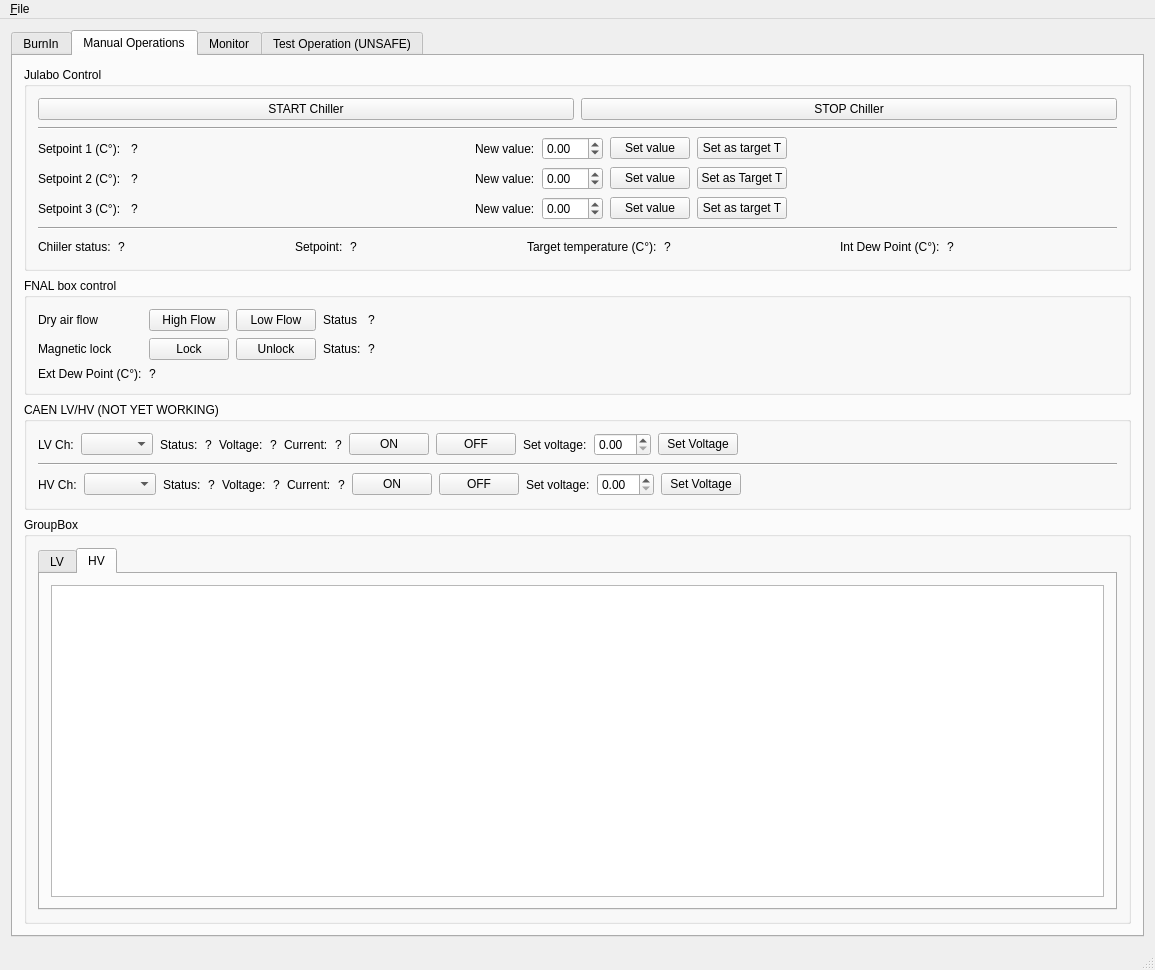
Above: GUI.ui from pisaoutertracker/BurnIn_Controller before the change. Below: the same form after it.
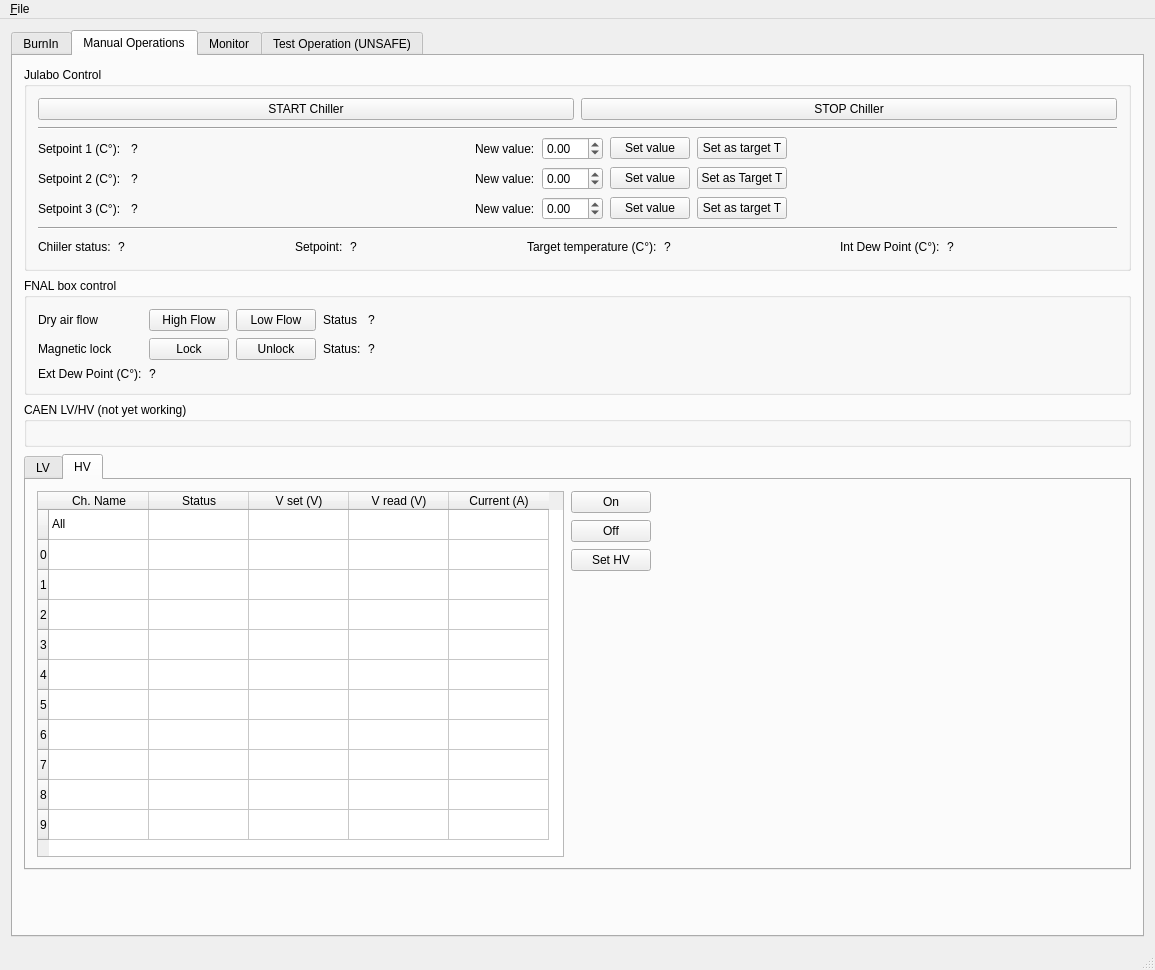
That is the form after the change. The open tabs and pages were chosen to show the change. Icons and pictures are not drawn.

The edit to the form file:
```diff
--- a/GUI.ui
+++ b/GUI.ui
@@ -38,7 +38,7 @@
        </font>
       </property>
       <property name="currentIndex">
-       <number>1</number>
+       <number>2</number>
       </property>
       <widget class="QWidget" name="BurnIn_tab">
        <attribute name="title">
@@ -54,16 +54,16 @@
            <string>&lt;!DOCTYPE HTML PUBLIC &quot;-//W3C//DTD HTML 4.0//EN&quot; &quot;http://www.w3.org/TR/REC-html40/strict.dtd&quot;&gt;
 &lt;html&gt;&lt;head&gt;&lt;meta name=&quot;qrichtext&quot; content=&quot;1&quot; /&gt;&lt;style type=&quot;text/css&quot;&gt;
 p, li { white-space: pre-wrap; }
-&lt;/style&gt;&lt;/head&gt;&lt;body style=&quot; font-family:'MS Shell Dlg 2'; font-size:9pt; font-weight:400; font-style:normal;&quot;&gt;
-&lt;p style=&quot; margin-top:0px; margin-bottom:0px; margin-left:0px; margin-right:0px; -qt-block-indent:0; text-indent:0px;&quot;&gt;&lt;span style=&quot; font-size:18pt;&quot;&gt;BurnIn controller under development....&lt;/span&gt;&lt;/p&gt;
-&lt;p style=&quot;-qt-paragraph-type:empty; margin-top:0px; margin-bottom:0px; margin-left:0px; margin-right:0px; -qt-block-indent:0; text-indent:0px; font-size:18pt;&quot;&gt;&lt;br /&gt;&lt;/p&gt;
-&lt;p style=&quot; margin-top:0px; margin-bottom:0px; margin-left:0px; margin-right:0px; -qt-block-indent:0; text-indent:0px;&quot;&gt;&lt;span style=&quot; font-size:18pt;&quot;&gt;Some test cmd can be sent trough the &amp;quot;test operation&amp;quot; tab. At present only test cmd to JULABO and FNALBox are active. BE AWARE that it should be done only if you know what you are doing...&lt;/span&gt;&lt;/p&gt;
-&lt;p style=&quot;-qt-paragraph-type:empty; margin-top:0px; margin-bottom:0px; margin-left:0px; margin-right:0px; -qt-block-indent:0; text-indent:0px; font-size:18pt;&quot;&gt;&lt;br /&gt;&lt;/p&gt;
-&lt;p style=&quot; margin-top:0px; margin-bottom:0px; margin-left:0px; margin-right:0px; -qt-block-indent:0; text-indent:0px;&quot;&gt;&lt;span style=&quot; font-size:18pt;&quot;&gt;&amp;quot;Manual Operations&amp;quot; tab implements safe(?) manual operations&lt;/span&gt;&lt;/p&gt;
-&lt;p style=&quot;-qt-paragraph-type:empty; margin-top:0px; margin-bottom:0px; margin-left:0px; margin-right:0px; -qt-block-indent:0; text-indent:0px; font-size:18pt;&quot;&gt;&lt;br /&gt;&lt;/p&gt;
-&lt;p style=&quot; margin-top:0px; margin-bottom:0px; margin-left:0px; margin-right:0px; -qt-block-indent:0; text-indent:0px;&quot;&gt;&lt;span style=&quot; font-size:18pt;&quot;&gt;In the &amp;quot;monitor tab&amp;quot; all information retrieved by the controller can be seen. Monitored modules can be disabled in the config YAML file.&lt;/span&gt;&lt;/p&gt;
-&lt;p style=&quot;-qt-paragraph-type:empty; margin-top:0px; margin-bottom:0px; margin-left:0px; margin-right:0px; -qt-block-indent:0; text-indent:0px;&quot;&gt;&lt;br /&gt;&lt;/p&gt;
-&lt;p style=&quot;-qt-paragraph-type:empty; margin-top:0px; margin-bottom:0px; margin-left:0px; margin-right:0px; -qt-block-indent:0; text-indent:0px;&quot;&gt;&lt;br /&gt;&lt;/p&gt;&lt;/body&gt;&lt;/html&gt;</string>
+&lt;/style&gt;&lt;/head&gt;&lt;body style=&quot; font-family:'Ubuntu'; font-size:9pt; font-weight:400; font-style:normal;&quot;&gt;
+&lt;p style=&quot; margin-top:0px; margin-bottom:0px; margin-left:0px; margin-right:0px; -qt-block-indent:0; text-indent:0px;&quot;&gt;&lt;span style=&quot; font-family:'MS Shell Dlg 2'; font-size:18pt;&quot;&gt;BurnIn controller under development....&lt;/span&gt;&lt;/p&gt;
+&lt;p style=&quot;-qt-paragraph-type:empty; margin-top:0px; margin-bottom:0px; margin-left:0px; margin-right:0px; -qt-block-indent:0; text-indent:0px; font-family:'MS Shell Dlg 2'; font-size:18pt;&quot;&gt;&lt;br /&gt;&lt;/p&gt;
+&lt;p style=&quot; margin-top:0px; margin-bottom:0px; margin-left:0px; margin-right:0px; -qt-block-indent:0; text-indent:0px;&quot;&gt;&lt;span style=&quot; font-family:'MS Shell Dlg 2'; font-size:18pt;&quot;&gt;Some test cmd can be sent trough the &amp;quot;test operation&amp;quot; tab. At present only test cmd to JULABO and FNALBox are active. BE AWARE that it should be done only if you know what you are doing...&lt;/span&gt;&lt;/p&gt;
+&lt;p style=&quot;-qt-paragraph-type:empty; margin-top:0px; margin-bottom:0px; margin-left:0px; margin-right:0px; -qt-block-indent:0; text-indent:0px; font-family:'MS Shell Dlg 2'; font-size:18pt;&quot;&gt;&lt;br /&gt;&lt;/p&gt;
+&lt;p style=&quot; margin-top:0px; margin-bottom:0px; margin-left:0px; margin-right:0px; -qt-block-indent:0; text-indent:0px;&quot;&gt;&lt;span style=&quot; font-family:'MS Shell Dlg 2'; font-size:18pt;&quot;&gt;&amp;quot;Manual Operations&amp;quot; tab implements safe(?) manual operations&lt;/span&gt;&lt;/p&gt;
+&lt;p style=&quot;-qt-paragraph-type:empty; margin-top:0px; margin-bottom:0px; margin-left:0px; margin-right:0px; -qt-block-indent:0; text-indent:0px; font-family:'MS Shell Dlg 2'; font-size:18pt;&quot;&gt;&lt;br /&gt;&lt;/p&gt;
+&lt;p style=&quot; margin-top:0px; margin-bottom:0px; margin-left:0px; margin-right:0px; -qt-block-indent:0; text-indent:0px;&quot;&gt;&lt;span style=&quot; font-family:'MS Shell Dlg 2'; font-size:18pt;&quot;&gt;In the &amp;quot;monitor tab&amp;quot; all information retrieved by the controller can be seen. Monitored modules can be disabled in the config YAML file.&lt;/span&gt;&lt;/p&gt;
+&lt;p style=&quot;-qt-paragraph-type:empty; margin-top:0px; margin-bottom:0px; margin-left:0px; margin-right:0px; -qt-block-indent:0; text-indent:0px; font-family:'MS Shell Dlg 2';&quot;&gt;&lt;br /&gt;&lt;/p&gt;
+&lt;p style=&quot;-qt-paragraph-type:empty; margin-top:0px; margin-bottom:0px; margin-left:0px; margin-right:0px; -qt-block-indent:0; text-indent:0px; font-family:'MS Shell Dlg 2';&quot;&gt;&lt;br /&gt;&lt;/p&gt;&lt;/body&gt;&lt;/html&gt;</string>
           </property>
          </widget>
         </item>
@@ -504,228 +504,14 @@
           </layout>
          </widget>
         </item>
-        <item>
-         <widget class="QGroupBox" name="groupBox_11">
-          <property name="title">
-           <string>CAEN LV/HV (NOT YET WORKING)</string>
-          </property>
-          <layout class="QVBoxLayout" name="verticalLayout_13">
-           <item>
-            <layout class="QHBoxLayout" name="horizontalLayout_2">
-             <item>
-              <widget class="QLabel" name="label_93">
-               <property name="text">
-                <string>LV Ch:</string>
-               </property>
-              </widget>
-             </item>
-             <item>
-              <widget class="QComboBox" name="Ctrl_LVCh_comboBox"/>
-             </item>
-             <item>
-              <widget class="QLabel" name="label_91">
-               <property name="text">
-                <string>Status:</string>
-               </property>
-              </widget>
-             </item>
-             <item>
-              <widget class="QLabel" name="label_95">
-               <property name="text">
-                <string>?</string>
-               </property>
-              </widget>
-             </item>
-             <item>
-              <widget class="QLabel" name="label_96">
-               <property name="text">
-                <string>Voltage:</string>
-               </property>
-              </widget>
-             </item>
-             <item>
-              <widget class="QLabel" name="label_97">
-               <property name="text">
-                <string>?</string>
-               </property>
-              </widget>
-             </item>
-             <item>
-              <widget class="QLabel" name="label_98">
-               <property name="text">
-                <string>Current:</string>
-               </property>
-              </widget>
-             </item>
-             <item>
-              <widget class="QLabel" name="label_99">
-               <property name="text">
-                <string>?</string>
-               </property>
-              </widget>
-             </item>
-             <item>
-              <widget class="QPushButton" name="pushButton">
-               <property name="text">
-                <string>ON</string>
-               </property>
-              </widget>
-             </item>
-             <item>
-              <widget class="QPushButton" name="pushButton_2">
-               <property name="text">
-                <string>OFF</string>
-               </property>
-              </widget>
-             </item>
-             <item>
-              <widget class="QLabel" name="label_105">
-               <property name="text">
-                <string>Set voltage:</string>
-               </property>
-              </widget>
-             </item>
-             <item>
-              <widget class="QDoubleSpinBox" name="doubleSpinBox"/>
-             </item>
-             <item>
-              <widget class="QPushButton" name="pushButton_3">
-               <property name="text">
-                <string>Set Voltage</string>
-               </property>
-              </widget>
-             </item>
-             <item>
-              <spacer name="horizontalSpacer_10">
-               <property name="orientation">
-                <enum>Qt::Horizontal</enum>
-               </property>
-               <property name="sizeHint" stdset="0">
-                <size>
-                 <width>40</width>
-                 <height>20</height>
-                </size>
-               </property>
-              </spacer>
-             </item>
-            </layout>
-           </item>
-           <item>
-            <widget class="Line" name="line_3">
-             <property name="orientation">
-              <enum>Qt::Horizontal</enum>
-             </property>
-            </widget>
-           </item>
-           <item>
-            <layout class="QHBoxLayout" name="horizontalLayout_3">
-             <item>
-              <widget class="QLabel" name="label_94">
-               <property name="text">
-                <string>HV Ch:</string>
-               </property>
-              </widget>
-             </item>
-             <item>
-              <widget class="QComboBox" name="Ctrl_HVCh_comboBox"/>
-             </item>
-             <item>
-              <widget class="QLabel" name="label_92">
-               <property name="text">
-                <string>Status:</string>
-               </property>
-              </widget>
-             </item>
-             <item>
-              <widget class="QLabel" name="label_100">
-               <property name="text">
-                <string>?</string>
-               </property>
-              </widget>
-             </item>
-             <item>
-              <widget class="QLabel" name="label_101">
-               <property name="text">
-                <string>Voltage:</string>
-               </property>
-              </widget>
-             </item>
-             <item>
-              <widget class="QLabel" name="label_102">
-               <property name="text">
-                <string>?</string>
-               </property>
-              </widget>
-             </item>
-             <item>
-              <widget class="QLabel" name="label_103">
-               <property name="text">
-                <string>Current:</string>
-               </property>
-              </widget>
-             </item>
-             <item>
-              <widget class="QLabel" name="label_104">
-               <property name="text">
-                <string>?</string>
-               </property>
-              </widget>
-             </item>
-             <item>
-              <widget class="QPushButton" name="pushButton_4">
-               <property name="text">
-                <string>ON</string>
-               </property>
-              </widget>
-             </item>
-             <item>
-              <widget class="QPushButton" name="pushButton_5">
-               <property name="text">
-                <string>OFF</string>
-               </property>
-              </widget>
-             </item>
-             <item>
-              <widget class="QLabel" name="label_106">
-               <property name="text">
-                <string>Set voltage:</string>
-               </property>
-              </widget>
-             </item>
-             <item>
-              <widget class="QDoubleSpinBox" name="doubleSpinBox_2"/>
-             </item>
-             <item>
-              <widget class="QPushButton" name="pushButton_6">
-               <property name="text">
-                <string>Set Voltage</string>
-               </property>
-              </widget>
-             </item>
-             <item>
-              <spacer name="horizontalSpacer_11">
-               <property name="orientation">
-                <enum>Qt::Horizontal</enum>
-               </property>
-               <property name="sizeHint" stdset="0">
-                <size>
-                 <width>40</width>
-                 <height>20</height>
-                </size>
-               </property>
-              </spacer>
-             </item>
-            </layout>
-           </item>
-          </layout>
-         </widget>
-        </item>
         <item>
          <widget class="QGroupBox" name="groupBox_12">
           <property name="title">
-           <string>GroupBox</string>
+           <string>CAEN LV/HV (not yet working)</string>
           </property>
-          <layout class="QVBoxLayout" name="verticalLayout_14">
+          <layout class="QVBoxLayout" name="verticalLayout_14"/>
+         </widget>
+        </item>
            <item>
             <widget class="QTabWidget" name="tabWidget_2">
              <property name="currentIndex">
@@ -737,7 +523,7 @@
               </attribute>
               <layout class="QHBoxLayout" name="horizontalLayout_10">
                <item>
-                <widget class="QTableWidget" name="tableWidget">
+             <widget class="QTableWidget" name="Ctrl_LV_table">
                  <property name="frameShape">
                   <enum>QFrame::StyledPanel</enum>
                  </property>
@@ -764,7 +550,7 @@
                  </attribute>
                  <row>
                   <property name="text">
-                   <string>All</string>
+                <string/>
                   </property>
                  </row>
                  <row>
@@ -824,7 +610,7 @@
                  </column>
                  <column>
                   <property name="text">
-                   <string>New Column</string>
+                <string>Status</string>
                   </property>
                  </column>
                  <column>
@@ -844,10 +630,66 @@
                  </column>
                  <item row="0" column="0">
                   <property name="text">
+                <string>All</string>
+               </property>
+               <property name="checkState">
+                <enum>Unchecked</enum>
+               </property>
+              </item>
+              <item row="1" column="0">
+               <property name="text">
                    <string/>
                   </property>
                   <property name="checkState">
-                   <enum>Checked</enum>
+                <enum>Unchecked</enum>
+               </property>
+              </item>
+              <item row="2" column="0">
+               <property name="text">
+                <string/>
+               </property>
+               <property name="checkState">
+                <enum>Unchecked</enum>
+               </property>
+              </item>
+              <item row="3" column="0">
+               <property name="checkState">
+                <enum>Unchecked</enum>
+               </property>
+              </item>
+              <item row="4" column="0">
+               <property name="checkState">
+                <enum>Unchecked</enum>
+               </property>
+              </item>
+              <item row="5" column="0">
+               <property name="checkState">
+                <enum>Unchecked</enum>
+               </property>
+              </item>
+              <item row="6" column="0">
+               <property name="checkState">
+                <enum>Unchecked</enum>
+               </property>
+              </item>
+              <item row="7" column="0">
+               <property name="checkState">
+                <enum>Unchecked</enum>
+               </property>
+              </item>
+              <item row="8" column="0">
+               <property name="checkState">
+                <enum>Unchecked</enum>
+               </property>
+              </item>
+              <item row="9" column="0">
+               <property name="checkState">
+                <enum>Unchecked</enum>
+               </property>
+              </item>
+              <item row="10" column="0">
+               <property name="checkState">
+                <enum>Unchecked</enum>
                   </property>
                  </item>
                 </widget>
@@ -876,7 +718,7 @@
                   </widget>
                  </item>
                  <item>
-                  <spacer name="verticalSpacer_5">
+               <spacer name="verticalSpacer_4">
                    <property name="orientation">
                     <enum>Qt::Vertical</enum>
                    </property>
@@ -911,17 +753,213 @@
               </attribute>
               <layout class="QHBoxLayout" name="horizontalLayout_11">
                <item>
-                <widget class="QTableView" name="tableView"/>
-               </item>
-              </layout>
+             <widget class="QTableWidget" name="tableWidget_2">
+              <property name="sizeAdjustPolicy">
+               <enum>QAbstractScrollArea::AdjustToContents</enum>
+              </property>
+              <property name="autoScrollMargin">
+               <number>17</number>
+              </property>
+              <property name="editTriggers">
+               <set>QAbstractItemView::NoEditTriggers</set>
+              </property>
+              <row>
+               <property name="text">
+                <string/>
+               </property>
+              </row>
+              <row>
+               <property name="text">
+                <string>0</string>
+               </property>
+              </row>
+              <row>
+               <property name="text">
+                <string>1</string>
+               </property>
+              </row>
+              <row>
+               <property name="text">
+                <string>2</string>
+               </property>
+              </row>
+              <row>
+               <property name="text">
+                <string>3</string>
+               </property>
+              </row>
+              <row>
+               <property name="text">
+                <string>4</string>
+               </property>
+              </row>
+              <row>
+               <property name="text">
+                <string>5</string>
+               </property>
+              </row>
+              <row>
+               <property name="text">
+                <string>6</string>
+               </property>
+              </row>
+              <row>
+               <property name="text">
+                <string>7</string>
+               </property>
+              </row>
+              <row>
+               <property name="text">
+                <string>8</string>
+               </property>
+              </row>
+              <row>
+               <property name="text">
+                <string>9</string>
+               </property>
+              </row>
+              <column>
+               <property name="text">
+                <string>Ch. Name</string>
+               </property>
+              </column>
+              <column>
+               <property name="text">
+                <string>Status</string>
+               </property>
+              </column>
+              <column>
+               <property name="text">
+                <string>V set (V)</string>
+               </property>
+              </column>
+              <column>
+               <property name="text">
+                <string>V read (V)</string>
+               </property>
+              </column>
+              <column>
+               <property name="text">
+                <string>Current (A)</string>
+               </property>
+              </column>
+              <item row="0" column="0">
+               <property name="text">
+                <string>All</string>
+               </property>
+               <property name="checkState">
+                <enum>Unchecked</enum>
+               </property>
+              </item>
+              <item row="1" column="0">
+               <property name="checkState">
+                <enum>Unchecked</enum>
+               </property>
+              </item>
+              <item row="2" column="0">
+               <property name="checkState">
+                <enum>Unchecked</enum>
+               </property>
+              </item>
+              <item row="3" column="0">
+               <property name="checkState">
+                <enum>Unchecked</enum>
+               </property>
+              </item>
+              <item row="4" column="0">
+               <property name="checkState">
+                <enum>Unchecked</enum>
+               </property>
+              </item>
+              <item row="5" column="0">
+               <property name="checkState">
+                <enum>Unchecked</enum>
+               </property>
+              </item>
+              <item row="6" column="0">
+               <property name="checkState">
+                <enum>Unchecked</enum>
+               </property>
+              </item>
+              <item row="7" column="0">
+               <property name="checkState">
+                <enum>Unchecked</enum>
+               </property>
+              </item>
+              <item row="8" column="0">
+               <property name="checkState">
+                <enum>Unchecked</enum>
+               </property>
+              </item>
+              <item row="9" column="0">
+               <property name="checkState">
+                <enum>Unchecked</enum>
+               </property>
+              </item>
+              <item row="10" column="0">
+               <property name="checkState">
+                <enum>Unchecked</enum>
+               </property>
+              </item>
              </widget>
-            </widget>
-           </item>
-          </layout>
-         </widget>
+            </item>
+            <item>
+             <layout class="QVBoxLayout" name="verticalLayout_13">
+              <item>
+               <widget class="QPushButton" name="pushButton_2">
+                <property name="text">
+                 <string>On</string>
+                </property>
+               </widget>
+              </item>
+              <item>
+               <widget class="QPushButton" name="pushButton_3">
+                <property name="text">
+                 <string>Off</string>
+                </property>
+               </widget>
+              </item>
+              <item>
+               <widget class="QPushButton" name="pushButton">
+                <property name="text">
+                 <string>Set HV</string>
+                </property>
+               </widget>
+              </item>
+              <item>
+               <spacer name="verticalSpacer_5">
+                <property name="orientation">
+                 <enum>Qt::Vertical</enum>
+                </property>
+                <property name="sizeHint" stdset="0">
+                 <size>
+                  <width>20</width>
+                  <height>40</height>
+                 </size>
+                </property>
+               </spacer>
+              </item>
+             </layout>
+            </item>
+            <item>
+             <spacer name="horizontalSpacer_10">
+              <property name="orientation">
+               <enum>Qt::Horizontal</enum>
+              </property>
+              <property name="sizeHint" stdset="0">
+               <size>
+                <width>40</width>
+                <height>20</height>
+               </size>
+              </property>
+             </spacer>
+            </item>
+           </layout>
+          </widget>
+         </widget>
         </item>
         <item>
-         <spacer name="verticalSpacer_4">
+         <spacer name="verticalSpacer_6">
           <property name="orientation">
            <enum>Qt::Vertical</enum>
           </property>
@@ -1751,6 +1789,19 @@
                  </item>
                 </layout>
                </item>
+               <item>
+                <spacer name="verticalSpacer_7">
+                 <property name="orientation">
+                  <enum>Qt::Vertical</enum>
+                 </property>
+                 <property name="sizeHint" stdset="0">
+                  <size>
+                   <width>20</width>
+                   <height>40</height>
+                  </size>
+                 </property>
+                </spacer>
+               </item>
               </layout>
              </widget>
             </item>
@@ -1885,10 +1936,10 @@
                <string>FNAL Box</string>
               </property>
               <layout class="QGridLayout" name="gridLayout_4">
-               <item row="3" column="1">
-                <widget class="QLabel" name="LastFNALBoxDP_tag">
+               <item row="2" column="0">
+                <widget class="QLabel" name="label_18">
                  <property name="text">
-                  <string>?</string>
+                  <string>Temp 1  (C°)</string>
                  </property>
                 </widget>
                </item>
@@ -1899,10 +1950,17 @@
                  </property>
                 </widget>
                </item>
-               <item row="0" column="0">
-                <widget class="QLabel" name="label_17">
+               <item row="1" column="1">
+                <widget class="QLabel" name="LastFNALBoxTemp0_tag">
                  <property name="text">
-                  <string>Last valid readout: </string>
+                  <string>?</string>
+                 </property>
+                </widget>
+               </item>
+               <item row="9" column="0">
+                <widget class="QLabel" name="label_48">
+                 <property name="text">
+                  <string>OneWire 5</string>
                  </property>
                 </widget>
                </item>
@@ -1913,17 +1971,38 @@
                  </property>
                 </widget>
                </item>
-               <item row="1" column="1">
-                <widget class="QLabel" name="LastFNALBoxTemp0_tag">
+               <item row="2" column="1">
+                <widget class="QLabel" name="LastFNALBoxTemp1_tag">
                  <property name="text">
                   <string>?</string>
                  </property>
                 </widget>
                </item>
-               <item row="2" column="0">
-                <widget class="QLabel" name="label_18">
+               <item row="6" column="0">
+                <widget class="QLabel" name="label_42">
                  <property name="text">
-                  <string>Temp 1  (C°)</string>
+                  <string>OneWire 2</string>
+                 </property>
+                </widget>
+               </item>
+               <item row="12" column="0">
+                <widget class="QLabel" name="label_55">
+                 <property name="text">
+                  <string>OneWire 8</string>
+                 </property>
+                </widget>
+               </item>
+               <item row="11" column="0">
+                <widget class="QLabel" name="label_54">
+                 <property name="text">
+                  <string>OneWire 7</string>
+                 </property>
+                </widget>
+               </item>
+               <item row="3" column="1">
+                <widget class="QLabel" name="LastFNALBoxDP_tag">
+                 <property name="text">
+                  <string>?</string>
                  </property>
                 </widget>
                </item>
@@ -1934,8 +2013,120 @@
                  </property>
                 </widget>
                </item>
-               <item row="2" column="1">
-                <widget class="QLabel" name="LastFNALBoxTemp1_tag">
+               <item row="0" column="0">
+                <widget class="QLabel" name="label_17">
+                 <property name="text">
+                  <string>Last valid readout: </string>
+                 </property>
+                </widget>
+               </item>
+               <item row="4" column="0">
+                <widget class="QLabel" name="label_36">
+                 <property name="text">
+                  <string>OneWire 0</string>
+                 </property>
+                </widget>
+               </item>
+               <item row="7" column="0">
+                <widget class="QLabel" name="label_44">
+                 <property name="text">
+                  <string>OneWire 3</string>
+                 </property>
+                </widget>
+               </item>
+               <item row="8" column="0">
+                <widget class="QLabel" name="label_46">
+                 <property name="text">
+                  <string>OneWire 4</string>
+                 </property>
+                </widget>
+               </item>
+               <item row="5" column="0">
+                <widget class="QLabel" name="label_37">
+                 <property name="text">
+                  <string>OneWire 1</string>
+                 </property>
+                </widget>
+               </item>
+               <item row="10" column="0">
+                <widget class="QLabel" name="label_52">
+                 <property name="text">
+                  <string>OneWire 6</string>
+                 </property>
+                </widget>
+               </item>
+               <item row="13" column="0">
+                <widget class="QLabel" name="label_56">
+                 <property name="text">
+                  <string>OneWire 9</string>
+                 </property>
+                </widget>
+               </item>
+               <item row="4" column="1">
+                <widget class="QLabel" name="LastFNALBoxOW0_tag">
+                 <property name="text">
+                  <string>?</string>
+                 </property>
+                </widget>
+               </item>
+               <item row="5" column="1">
+                <widget class="QLabel" name="LastFNALBoxOW1_tag">
+                 <property name="text">
+                  <string>?</string>
+                 </property>
+                </widget>
+               </item>
+               <item row="6" column="1">
+                <widget class="QLabel" name="LastFNALBoxOW2_tag">
+                 <property name="text">
+                  <string>?</string>
+                 </property>
+                </widget>
+               </item>
+               <item row="7" column="1">
+                <widget class="QLabel" name="LastFNALBoxOW3_tag">
+                 <property name="text">
+                  <string>?</string>
+                 </property>
+                </widget>
+               </item>
+               <item row="8" column="1">
+                <widget class="QLabel" name="LastFNALBoxOW4_tag">
+                 <property name="text">
+                  <string>?</string>
+                 </property>
+                </widget>
+               </item>
+               <item row="9" column="1">
+                <widget class="QLabel" name="LastFNALBoxOW5_tag">
+                 <property name="text">
+                  <string>?</string>
+                 </property>
+                </widget>
+               </item>
+               <item row="10" column="1">
+                <widget class="QLabel" name="LastFNALBoxOW6_tag">
+                 <property name="text">
+                  <string>?</string>
+                 </property>
+                </widget>
+               </item>
+               <item row="11" column="1">
+                <widget class="QLabel" name="LastFNALBoxOW7_tag">
+                 <property name="text">
+                  <string>?</string>
+                 </property>
+                </widget>
+               </item>
+               <item row="12" column="1">
+                <widget class="QLabel" name="LastFNALBoxOW8_tag">
+                 <property name="text">
+                  <string>?</string>
+                 </property>
+                </widget>
+               </item>
+               <item row="13" column="1">
+                <widget class="QLabel" name="LastFNALBoxOW9_tag">
                  <property name="text">
                   <string>?</string>
                  </property>
@@ -2179,7 +2370,7 @@
      <x>0</x>
      <y>0</y>
      <width>1155</width>
-     <height>21</height>
+     <height>20</height>
     </rect>
    </property>
    <property name="contextMenuPolicy">
```
Lines whose indentation alone changed are shown as unchanged.
